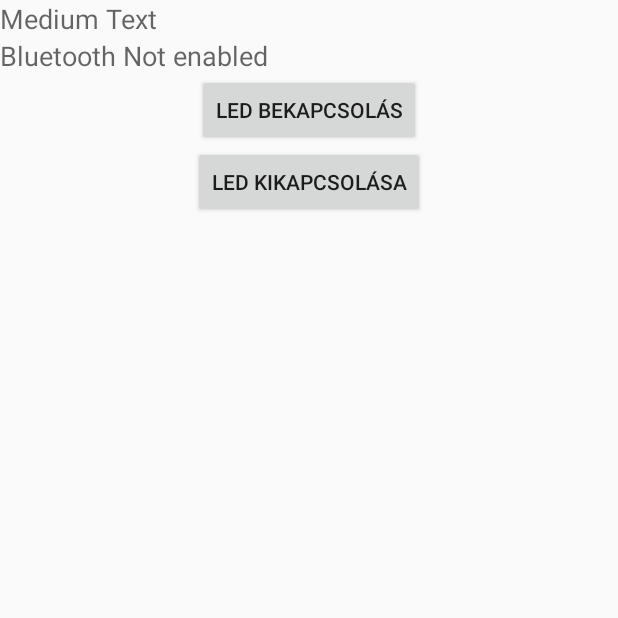
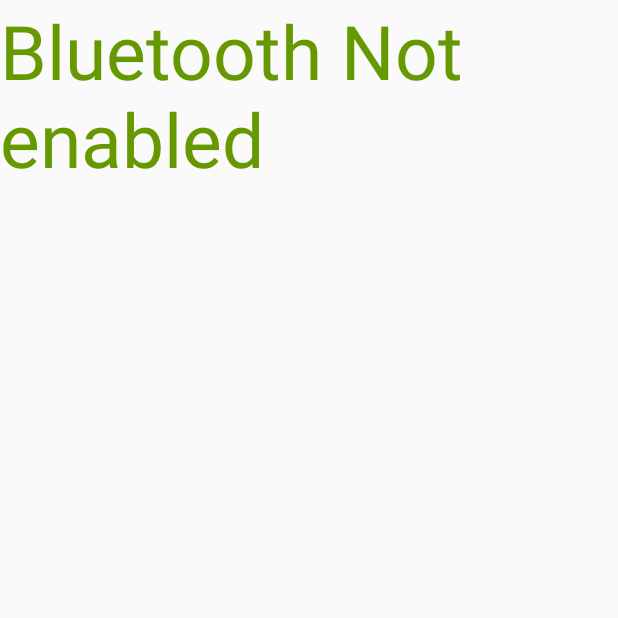
Before and after one commit to cspadar/ardudino-login, an Android app: the screen it shows after launch (MainActivity), on a phone screen of 412 x 824 dp, the top half of it. Run offline under Robolectric (Android 15) with nearby library versions, the phone set to English and light mode, and no system bars.

Commit message:
First working implementation, better UI

```diff
--- a/ArdudinoApp/app/src/main/java/hu/ektf/robotika/ardudinoapp/Bluetooth.java
+++ b/ArdudinoApp/app/src/main/java/hu/ektf/robotika/ardudinoapp/Bluetooth.java
@@ -502,9 +502,9 @@ public class Bluetooth {
             Log.w(TAG, "sendMessage: bluetooth is connected");
         // Check that there's actually something to send
         if (message.length() > 0) {
-            char EOT = (char)3 ;
+            //char EOT = (char)3 ;
             // Get the message bytes and tell the BluetoothChatService to write
-            byte[] send = (message + EOT).getBytes();
+            byte[] send = (message).getBytes();
             this.write(send);
             Log.d(TAG, "write() called");
         }
--- a/ArdudinoApp/app/src/main/java/hu/ektf/robotika/ardudinoapp/MainActivity.java
+++ b/ArdudinoApp/app/src/main/java/hu/ektf/robotika/ardudinoapp/MainActivity.java
@@ -30,29 +30,8 @@ public class MainActivity extends ActionBarActivity {
         super.onCreate(savedInstanceState);
         setContentView(R.layout.activity_main);
 
-        buttonLed = (Button) findViewById(R.id.buttonLed);
-        buttonLedOff = (Button) findViewById(R.id.buttonLedOff);
-
-        debug = (TextView) findViewById(R.id.textDebug);
         status = (TextView) findViewById(R.id.textStatus);
 
-        buttonLed.setOnClickListener(new View.OnClickListener() {
-            @Override
-            public void onClick(View v) {
-                String m = "a";
-                debug.setText("Last message: " + m);
-                bt.sendMessage(m);
-            }
-        });
-
-        buttonLedOff.setOnClickListener(new View.OnClickListener() {
-            @Override
-            public void onClick(View v) {
-                String m = "b";
-                debug.setText("Last message: " + m);
-                bt.sendMessage(m);
-            }
-        });
         bt = new Bluetooth(this, mHandler);
         connectService();
     }
@@ -63,7 +42,7 @@ public class MainActivity extends ActionBarActivity {
             BluetoothAdapter bluetoothAdapter = BluetoothAdapter.getDefaultAdapter();
             if (bluetoothAdapter.isEnabled()) {
                 bt.start();
-                bt.connectDevice("HC-05");
+                bt.connectDevice("HC-06");
                 Log.d(TAG, "Btservice started - listening");
                 status.setText("Connected");
             } else {
@@ -107,7 +86,7 @@ public class MainActivity extends ActionBarActivity {
         if(message.equals("1"))
         {
             String secondCode = generateSecondCode();
-            status.setText(secondCode);
+            status.setText("PIN OK \n" + secondCode);
             bt.sendMessage(secondCode);
         }
     }
--- a/ArdudinoApp/app/src/main/res/layout/activity_main.xml
+++ b/ArdudinoApp/app/src/main/res/layout/activity_main.xml
@@ -1,5 +1,5 @@
 <?xml version="1.0" encoding="utf-8"?>
-<LinearLayout xmlns:android="http://schemas.android.com/apk/res/android"
+<RelativeLayout xmlns:android="http://schemas.android.com/apk/res/android"
     android:layout_width="match_parent"
     android:layout_height="match_parent"
     android:orientation="vertical" >
@@ -7,30 +7,12 @@
     <TextView
         android:layout_width="wrap_content"
         android:layout_height="wrap_content"
-        android:textAppearance="?android:attr/textAppearanceMedium"
+        android:textSize="50dp"
+        android:textColor="@android:color/holo_green_dark"
         android:text="Medium Text"
-        android:id="@+id/textDebug" />
-
-    <TextView
-        android:layout_width="wrap_content"
-        android:layout_height="wrap_content"
-        android:textAppearance="?android:attr/textAppearanceMedium"
-        android:text="Medium Text"
-        android:id="@+id/textStatus" />
-
-    <Button
-        android:layout_width="wrap_content"
-        android:layout_height="wrap_content"
-        android:text="LED BEKAPCSOLÁS"
-        android:id="@+id/buttonLed"
-        android:layout_gravity="center_horizontal" />
-
-    <Button
-        android:layout_width="wrap_content"
-        android:layout_height="wrap_content"
-        android:text="LED KIKAPCSOLÁSA"
-        android:id="@+id/buttonLedOff"
-        android:layout_gravity="center_horizontal" />
+        android:id="@+id/textStatus"
+        android:layout_alignParentTop="true"
+        android:layout_alignParentStart="true" />
 
 
-</LinearLayout>
+</RelativeLayout>
```
Also changed, not shown: 1 other file.
